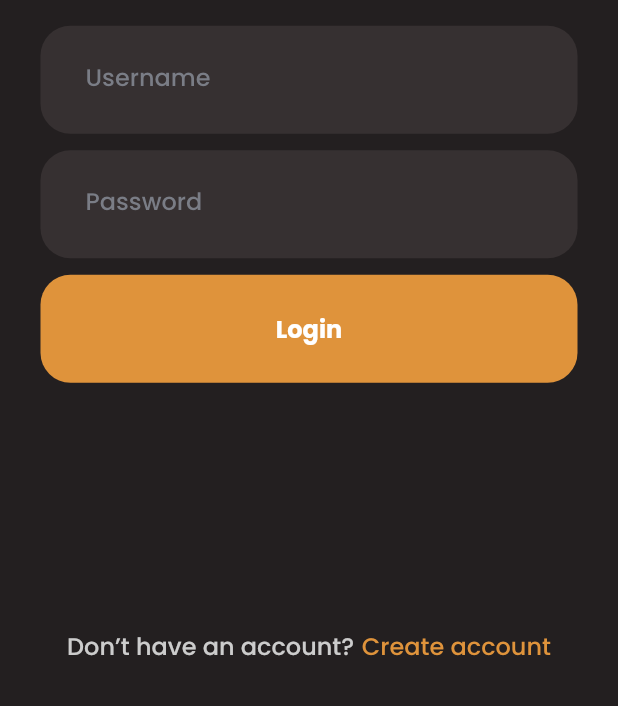
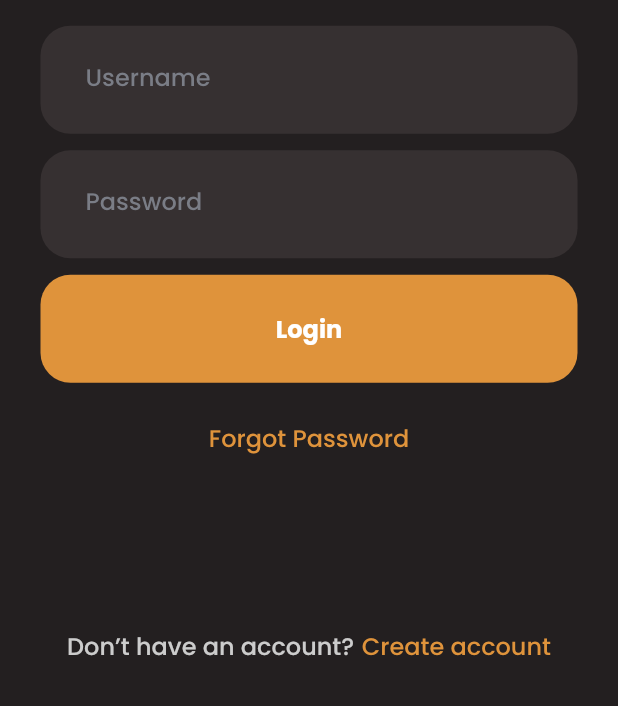
Before and after one commit to jovichenmcintyrecentenial/burger_house_app, a Flutter app: the screen it shows after launch, on a phone screen of 412 x 824 dp, the part 530-1236 px from its top. Run offline on Flutter 3.47's test engine with Material 2 defaults, Android fonts, the phone set to English and light mode, and no system bars; drawn by our look-alikes of auto_size_text, overlay_support; our stand-ins replace cached_network_image, dio, fluro, flutter_cache_manager, flutter_dotenv, flutter_secure_storage and 7 more; missing offline and left inert: dio_cache_interceptor, dio_cache_interceptor_db_store, flutter_libphonenumber.

Commit message:
completed login UI

```diff
--- a/lib/data/repository_registry.dart
+++ b/lib/data/repository_registry.dart
@@ -1,6 +1,5 @@
 import 'package:get_it/get_it.dart';
 
-import '../utils/env.dart';
 import 'http/dio_client.dart';
 
 class RepositoryRegistry {
--- a/lib/views/pages/sign_in/login_view.dart
+++ b/lib/views/pages/sign_in/login_view.dart
@@ -34,14 +34,17 @@ class LoginView extends StatelessWidget {
               return Padding(
                 padding: const EdgeInsets.symmetric(horizontal: 27),
                 child: Column(
-                  children:  const [
-                    GenericImagehandler(Images.logoFull,width: double.infinity,),
-                    SizedBox(height: 17,),
-                    InputWidget(title:'Username'),
-                    SizedBox(height: 11,),
-                    InputWidget(title:'Password',obscureText: true,),
-                    SizedBox(height: 11,),
-                    MainButtonWidget('Login')
+                  children:   [
+                    const GenericImagehandler(Images.logoFull,width: double.infinity,),
+                    const SizedBox(height: 17,),
+                    const InputWidget(title:'Username'),
+                    const SizedBox(height: 11,),
+                    const InputWidget(title:'Password',obscureText: true,),
+                    const SizedBox(height: 11,),
+                    MainButtonWidget('Login', onTap:()=>null),
+                    const SizedBox(height: 25,),
+
+                    const _ForgotPasswordWidget(),
                   ],
                 ),
               );
@@ -52,3 +55,23 @@ class LoginView extends StatelessWidget {
         });
   }
 }
+
+class _ForgotPasswordWidget extends StatelessWidget {
+  const _ForgotPasswordWidget();
+
+  @override
+  Widget build(BuildContext context) {
+    return Center(
+      child: GestureDetector(
+        onTap: ()=>null,
+        child: AutoTextSizeWidget(
+          'Forgot Password',
+          color: AppTheme.of(context).accentColor,
+          fontFamily: FontFamily.poppins,
+          fontWeight: FontWeight.w500,
+
+        ),
+      ),
+    );
+  }
+}
--- a/lib/views/widgets/keyboard_visibility_builder.dart
+++ b/lib/views/widgets/keyboard_visibility_builder.dart
@@ -1,6 +1,5 @@
 import 'package:flutter/material.dart';
 
-import '../../utils/helper.dart';
 
 
 class KeyboardVisibilityBuilder extends StatefulWidget {
--- a/lib/views/widgets/main_button_widget.dart
+++ b/lib/views/widgets/main_button_widget.dart
@@ -8,13 +8,17 @@ class MainButtonWidget extends StatelessWidget {
 
   final String title;
 
+  final Function onTap;
+
   const MainButtonWidget(this.title, {
-    super.key,
+    super.key, required this.onTap,
   });
 
   @override
   Widget build(BuildContext context) {
-    return Container(
+    return GestureDetector(
+      onTap: ()=>onTap,
+      child: Container(
 
         height:72,
         width: double.infinity,
@@ -31,6 +35,7 @@ class MainButtonWidget extends StatelessWidget {
 
           ),
         ),
+      ),
     );
   }
 }
--- a/lib/views/widgets/scaffolds/scaffold_main_app_bar.dart
+++ b/lib/views/widgets/scaffolds/scaffold_main_app_bar.dart
@@ -1,11 +1,9 @@
 import 'dart:io';
 
-import 'package:burger_house/utils/helper.dart';
 import 'package:burger_house/views/widgets/dismissable_keyboard_container.dart';
 import 'package:flutter/material.dart';
 
 import '../app_bars/app_bar_main_color.dart';
-import '../fading_visibility.dart';
 import '../keyboard_visibility_builder.dart';
 
 class ScaffoldMainAppBar extends StatelessWidget {
```
Lines whose indentation alone changed are shown as unchanged.
